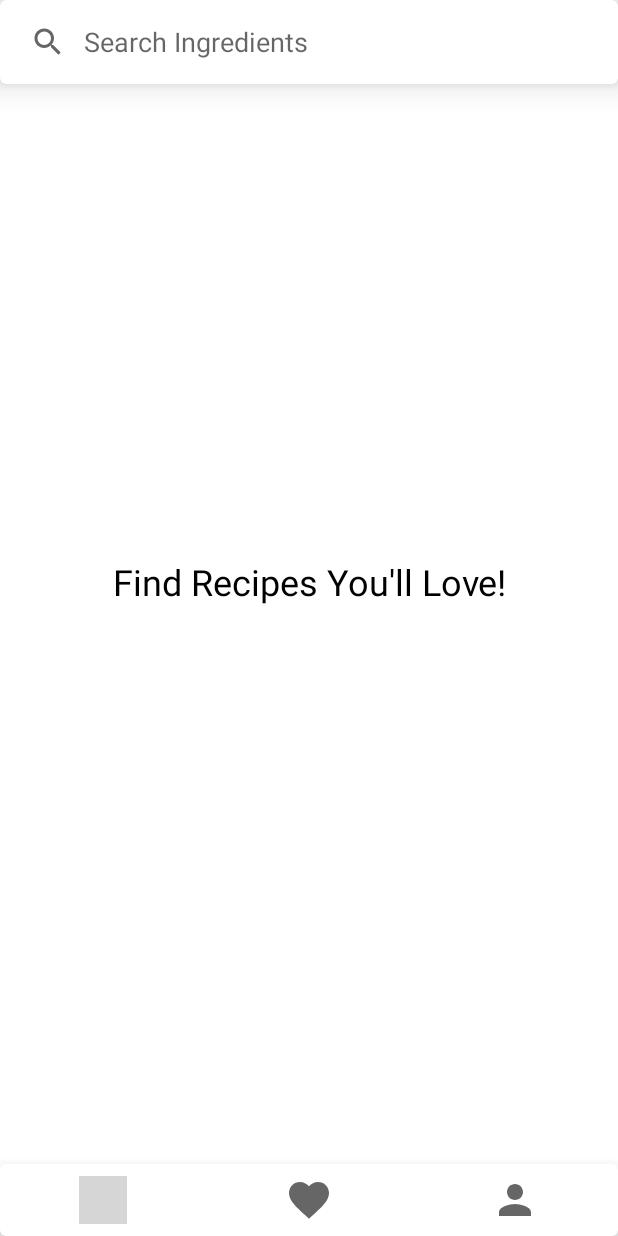
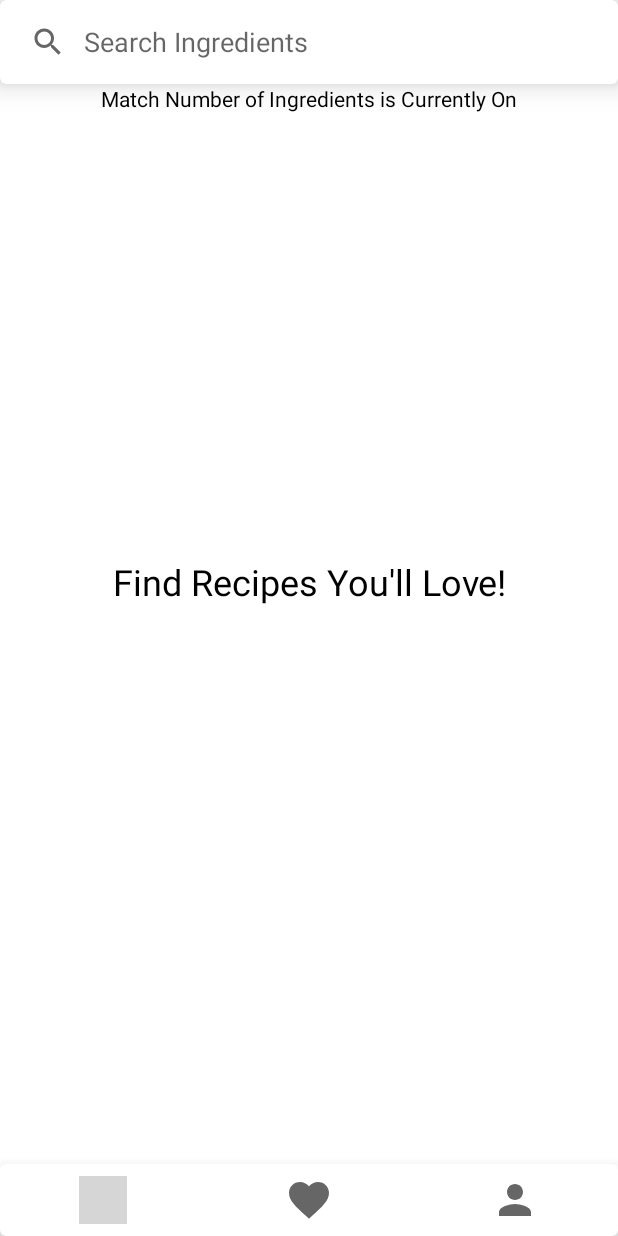
Before and after one commit to mjhamm/Scavenger, an Android app: the screen it shows after launch (MainActivity), on a phone screen of 412 x 824 dp. Run offline under Robolectric (Android 15) with nearby library versions, the phone set to English and light mode, and no system bars; Roboto replaces fonts that are not available here; grey boxes are pictures that could not be loaded.

Commit message:
3/2/2020 Updated Item information Created better Dialog Boxes Updated Match Ingredients

```diff
--- a/app/src/main/java/com/app/scavenger/SearchFragment.java
+++ b/app/src/main/java/com/app/scavenger/SearchFragment.java
@@ -1,12 +1,14 @@
 package com.app.scavenger;
 
 import android.content.Context;
+import android.content.SharedPreferences;
 import android.net.ConnectivityManager;
 import android.net.NetworkInfo;
 import android.os.Bundle;
 import androidx.annotation.Nullable;
 import androidx.appcompat.widget.SearchView;
 import androidx.fragment.app.Fragment;
+import androidx.preference.PreferenceManager;
 import androidx.recyclerview.widget.LinearLayoutManager;
 import androidx.recyclerview.widget.RecyclerView;
 import android.util.Log;
@@ -35,6 +37,8 @@ public class SearchFragment extends Fragment {
     private Context mContext;
     private SearchView mSearchView;
     private TextView startup_message;
+    private TextView match_textView;
+    private SharedPreferences sharedPreferences;
 
     public SearchFragment() {
         // Required empty public constructor
@@ -57,7 +61,10 @@ public class SearchFragment extends Fragment {
 
         startup_message = view.findViewById(R.id.startup_message);
         mSearchView = view.findViewById(R.id.search_searchView);
+        match_textView = view.findViewById(R.id.matchIngr_textView);
         mSearchView.setMaxWidth(Integer.MAX_VALUE);
+
+        sharedPreferences = PreferenceManager.getDefaultSharedPreferences(mContext);
 
         Random random_start_number = new Random();
 
@@ -105,13 +112,42 @@ public class SearchFragment extends Fragment {
         return view;
     }
 
+    @Override
+    public void onResume() {
+        super.onResume();
+        if (sharedPreferences.getBoolean("match", true)) {
+            match_textView.setVisibility(View.VISIBLE);
+        } else {
+            match_textView.setVisibility(View.GONE);
+        }
+    }
+
+    private int checkNumIngredients() {
+        SharedPreferences sharedPreferences = PreferenceManager.getDefaultSharedPreferences(mContext);
+        int numIngr = 100;
+        String[] ingredientsArray;
+        boolean matchIngr = sharedPreferences.getBoolean("match", false);
+
+        if (matchIngr) {
+            if (mSearchView.getQuery().toString().contains(",")) {
+                ingredientsArray = mSearchView.getQuery().toString().split(",");
+                numIngr = ingredientsArray.length;
+            } else {
+                ingredientsArray = mSearchView.getQuery().toString().split(" ");
+                numIngr = ingredientsArray.length;
+            }
+        }
+        Toast.makeText(mContext, "# Ingredients: " + numIngr, Toast.LENGTH_SHORT).show();
+        return numIngr;
+    }
+
     private void getIngredients() {
         Retrofit retrofit = NetworkClient.getRetrofitClient();
 
         ApiService apiService = retrofit.create(ApiService.class);
 
 
-        Call<String> call = apiService.getRecipeData(getIngredientsSearch(), "bd790cc2", "56fdf6a5593ad5199e8040a29b9fbfd6", 100);
+        Call<String> call = apiService.getRecipeData(getIngredientsSearch(), "bd790cc2", "56fdf6a5593ad5199e8040a29b9fbfd6", checkNumIngredients());
 
         call.enqueue(new Callback<String>() {
             @Override
--- a/app/src/main/res/layout/fragment_search.xml
+++ b/app/src/main/res/layout/fragment_search.xml
@@ -27,6 +27,16 @@
     </com.google.android.material.card.MaterialCardView>
 
     <TextView
+        android:id="@+id/matchIngr_textView"
+        android:layout_width="wrap_content"
+        android:layout_height="wrap_content"
+        android:text="Match Number of Ingredients is Currently On"
+        android:layout_below="@id/search_cardView"
+        android:layout_centerHorizontal="true"
+        android:textColor="@android:color/black"
+        android:visibility="gone"/>
+
+    <TextView
         android:id="@+id/startup_message"
         android:layout_width="wrap_content"
         android:layout_height="wrap_content"
@@ -44,6 +54,6 @@
         android:layout_alignParentStart="true"
         android:layout_alignParentEnd="true"
         android:layout_alignParentBottom="true"
-        android:layout_below="@id/search_cardView"/>
+        android:layout_below="@id/matchIngr_textView"/>
 
 </RelativeLayout>
--- a/app/src/main/res/values/styles.xml
+++ b/app/src/main/res/values/styles.xml
@@ -5,6 +5,15 @@
         <item name="colorPrimaryDark">@color/colorPrimaryDark</item>
         <item name="colorAccent">@color/colorAccent</item>
         <item name="preferenceTheme">@style/PreferenceThemeOverlay</item>
+        <item name="materialAlertDialogTheme">@style/MaterialDialogTheme</item>
+    </style>
+
+    <style name="MaterialDialogTheme" parent="ThemeOverlay.MaterialComponents.MaterialAlertDialog">
+        <item name="materialAlertDialogBodyTextStyle">@style/BodyTextStyle</item>
+    </style>
+
+    <style name="BodyTextStyle" parent="MaterialAlertDialog.MaterialComponents.Body.Text">
+        <item name="android:textSize">12sp</item>
     </style>
 
 </resources>
--- a/app/src/main/res/xml/settings.xml
+++ b/app/src/main/res/xml/settings.xml
@@ -23,7 +23,7 @@
             android:key="match"
             android:defaultValue="false"
             android:title="Match Number of Ingredients"
-            android:summary="Find recipes with only the number of ingredients you search with"
+            android:summary="Find recipes with only the number of ingredients you search with or less"
             app:iconSpaceReserved="false"/>
     </PreferenceCategory>
 
--- a/build.gradle
+++ b/build.gradle
@@ -8,7 +8,7 @@ buildscript {
 
     }
     dependencies {
-        classpath 'com.android.tools.build:gradle:3.6.0'
+        classpath 'com.android.tools.build:gradle:3.6.1'
 
 
         // NOTE: Do not place your application dependencies here; they belong
```
Also changed, not shown: app/src/main/java/com/app/scavenger/SearchAdapter.java (+28 -0 lines), app/src/main/java/com/app/scavenger/SettingsFragment.java (+47 -1 lines).
